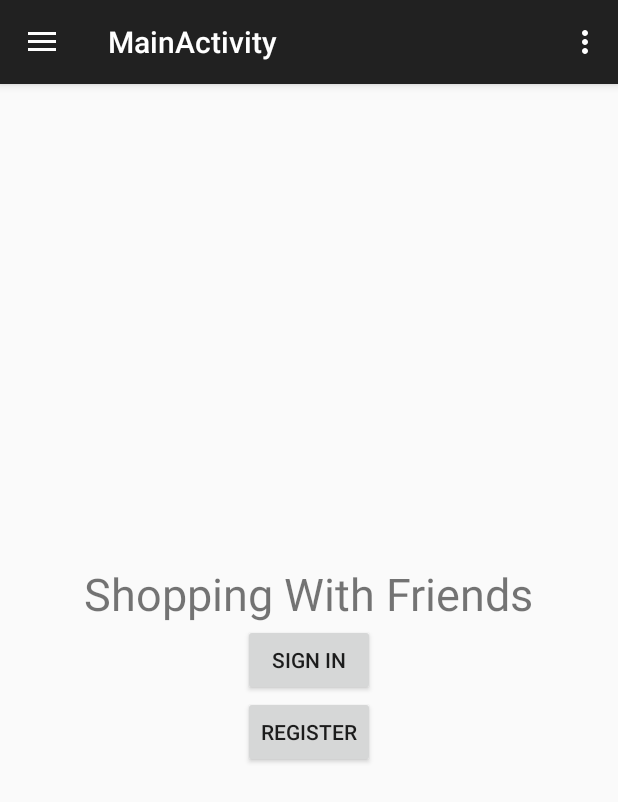
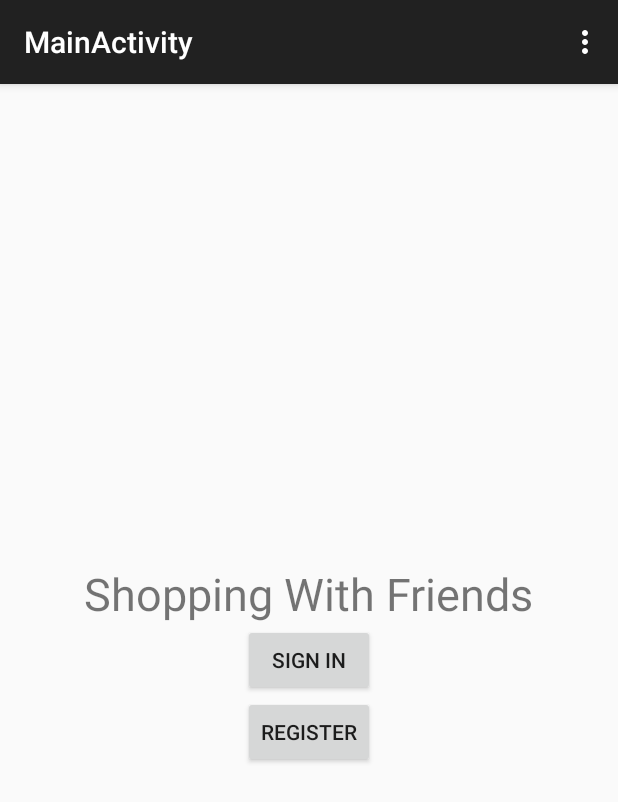
Before and after one commit to jessrosenfield/2340, an Android app: the screen it shows after launch (MainActivity), on a phone screen of 412 x 824 dp. Shown: the top 802 px of the screen. Run offline under Robolectric (Android 15) with nearby library versions, the phone set to English and light mode, and no system bars.

Commit message:
Navigation Drawer Logic hooked up.

```diff
--- a/app/src/main/java/com/gatech/objectsanddesign/shoppingwithfriends/LoginActivity.java
+++ b/app/src/main/java/com/gatech/objectsanddesign/shoppingwithfriends/LoginActivity.java
@@ -13,6 +13,7 @@ import android.net.Uri;
 import android.os.Build;
 import android.os.Bundle;
 import android.provider.ContactsContract;
+import android.support.v7.app.ActionBarActivity;
 import android.text.TextUtils;
 import android.view.KeyEvent;
 import android.view.View;
@@ -41,7 +42,7 @@ import java.util.Map;
 /**
  * A login screen that offers login via email/password.
  */
-public class LoginActivity extends NavigationActivity implements LoaderCallbacks<Cursor> {
+public class LoginActivity extends ActionBarActivity implements LoaderCallbacks<Cursor> {
 
     // UI references.
     private AutoCompleteTextView mEmailView;
@@ -57,7 +58,6 @@ public class LoginActivity extends NavigationActivity implements LoaderCallbacks
     protected void onCreate(Bundle savedInstanceState) {
         super.onCreate(savedInstanceState);
         setContentView(R.layout.activity_login);
-        super.onCreateDrawer();
 
         // Set up the login form.
         mEmailView = (AutoCompleteTextView) findViewById(R.id.email);
--- a/app/src/main/java/com/gatech/objectsanddesign/shoppingwithfriends/MainActivity.java
+++ b/app/src/main/java/com/gatech/objectsanddesign/shoppingwithfriends/MainActivity.java
@@ -3,6 +3,7 @@ package com.gatech.objectsanddesign.shoppingwithfriends;
 import android.content.Intent;
 import android.support.v4.app.Fragment;
 import android.os.Bundle;
+import android.support.v7.app.ActionBarActivity;
 import android.view.LayoutInflater;
 import android.view.Menu;
 import android.view.MenuItem;
@@ -11,12 +12,11 @@ import android.view.ViewGroup;
 import android.widget.Button;
 
 
-public class MainActivity extends NavigationActivity {
+public class MainActivity extends ActionBarActivity {
     @Override
     protected void onCreate(Bundle savedInstanceState) {
         super.onCreate(savedInstanceState);
         setContentView(R.layout.activity_main);
-        super.onCreateDrawer();
         if (savedInstanceState == null) {
             getSupportFragmentManager().beginTransaction()
                     .add(R.id.container, new PlaceholderFragment())
--- a/app/src/main/res/layout/activity_main.xml
+++ b/app/src/main/res/layout/activity_main.xml
@@ -1,10 +1,3 @@
-
-<android.support.v4.widget.DrawerLayout
-xmlns:android="http://schemas.android.com/apk/res/android"
-android:id="@+id/drawer_layout"
-android:layout_width="match_parent"
-android:layout_height="match_parent">
-    <!-- The main content view -->
 <FrameLayout xmlns:android="http://schemas.android.com/apk/res/android"
     xmlns:tools="http://schemas.android.com/tools" android:id="@+id/container"
     android:layout_width="match_parent" android:layout_height="match_parent"
@@ -12,14 +5,3 @@ android:layout_height="match_parent">
     tools:ignore="MergeRootFrame" >
 
 </FrameLayout>
-
-    <!-- The navigation drawer -->
-    <ListView android:id="@+id/left_drawer"
-        android:layout_width="wrap_content"
-        android:layout_height="match_parent"
-        android:layout_gravity="start"
-        android:choiceMode="singleChoice"
-        android:divider="@android:color/transparent"
-        android:dividerHeight="0dp"
-        android:background="#FFFFFF"/>
-</android.support.v4.widget.DrawerLayout>
--- a/app/src/main/res/values/strings_activity_navigation.xml
+++ b/app/src/main/res/values/strings_activity_navigation.xml
@@ -2,8 +2,9 @@
 <resources>
     <string-array name="navigation_drawer_list">
         <item>Home</item>
-        <item>Shop</item>
+        <item>Find Friends</item>
         <item>Friends</item>
+        <item>Logout</item>
     </string-array>
 
     <string name="drawer_open">Open</string>
```
Also changed, not shown: app/src/main/java/com/gatech/objectsanddesign/shoppingwithfriends/NavigationActivity.java (+28 -2 lines), app/src/main/res/layout/activity_login.xml (+0 -16 lines). Lines whose indentation alone changed are shown as unchanged.
